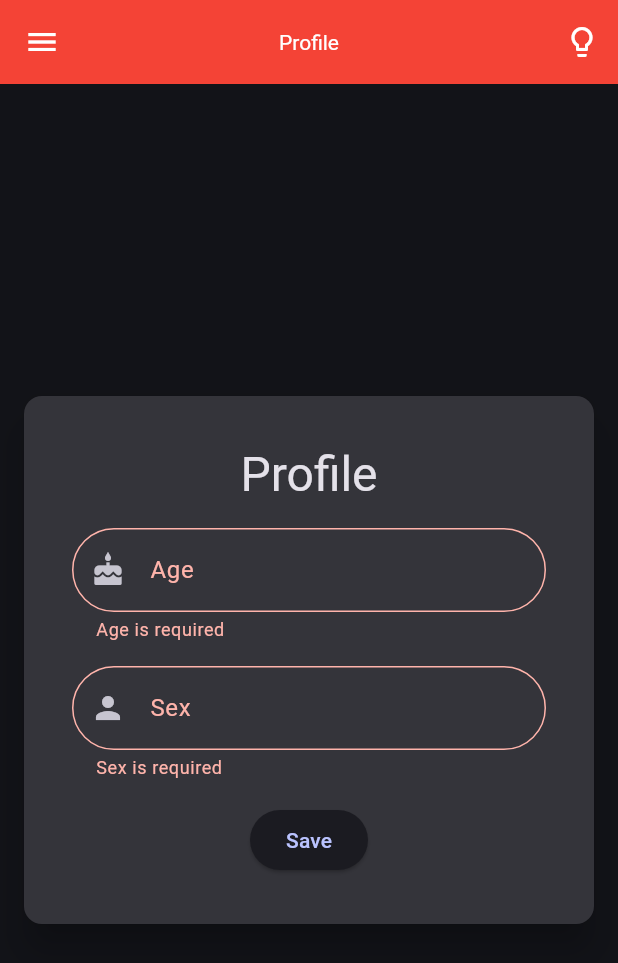
After one commit to dragospaulpop-teach/flutter-tic-tac-toe, a Flutter app: the Profile screen opened by its route, after a tap on "Save", on a phone screen of 412 x 824 dp. The commit adds this screen. Shown: the top 963 px of the screen. Run offline on Flutter 3.47's test engine with Material 3 defaults, Android fonts, the phone set to English and light mode, and no system bars; our stand-ins replace cloud_firestore, firebase_auth, firebase_core, shared_preferences; accounts and stored records are empty; generated files the repository leaves out were written again.

Commit message:
profile page with firestore

```diff
--- /dev/null
+++ b/lib/app_drawer.dart
@@ -0,0 +1,35 @@
+import 'package:firebase_auth/firebase_auth.dart';
+import 'package:flutter/material.dart';
+
+class AppDrawer extends StatelessWidget {
+  const AppDrawer({
+    super.key,
+  });
+
+  void logout() {
+    FirebaseAuth.instance.signOut();
+  }
+
+  @override
+  Widget build(BuildContext context) {
+    return Drawer(
+      child: Column(
+        children: [
+          ListTile(
+            title: const Text('Profile'),
+            onTap: () => Navigator.pushNamed(context, '/profile'),
+          ),
+          ListTile(
+            title: const Text('Game'),
+            onTap: () => Navigator.pushNamed(context, '/game'),
+          ),
+          Expanded(child: Container()),
+          ListTile(
+            title: const Text('Logout'),
+            onTap: () => logout(),
+          ),
+        ],
+      ),
+    );
+  }
+}
--- a/lib/game_screen.dart
+++ b/lib/game_screen.dart
@@ -1,6 +1,6 @@
-import 'package:firebase_auth/firebase_auth.dart';
 import 'package:flutter/material.dart';
 import 'package:tic_tac_toe/app_bar.dart';
+import 'package:tic_tac_toe/app_drawer.dart';
 import 'package:tic_tac_toe/my_row.dart';
 
 class GameScreen extends StatefulWidget {
@@ -105,18 +105,13 @@ class _GameScreenState extends State<GameScreen> {
     return false;
   }
 
-  void logout() {
-    FirebaseAuth.instance.signOut();
-  }
-
   @override
   Widget build(BuildContext context) {
     return Scaffold(
       appBar: const CustomAppBar(title: 'TIC TAC TOE URA 2024 - GAME'),
+      drawer: const AppDrawer(),
       body: Column(
         children: [
-          ElevatedButton(
-              onPressed: () => logout(), child: const Text("logout")),
           Text(
             "Current player : $currentPlayer",
             style: Theme.of(context).textTheme.displayLarge?.copyWith(
--- a/lib/main.dart
+++ b/lib/main.dart
@@ -5,6 +5,7 @@ import 'package:shared_preferences/shared_preferences.dart';
 import 'package:tic_tac_toe/auth_notifier.dart';
 import 'package:tic_tac_toe/game_screen.dart';
 import 'package:tic_tac_toe/home_screen.dart';
+import 'package:tic_tac_toe/profile.dart';
 import 'package:tic_tac_toe/sign_in_form.dart';
 import 'package:tic_tac_toe/sign_up_form.dart';
 import 'package:tic_tac_toe/theme_notifier.dart';
@@ -95,6 +96,7 @@ class _MainAppState extends State<MainApp> {
             '/login': (context) => const SignInForm(),
             '/register': (context) => SignUpForm(),
             '/game': (context) => const GameScreen(),
+            '/profile': (context) => const Profile(),
           });
     });
   }
--- /dev/null
+++ b/lib/profile.dart
@@ -0,0 +1,145 @@
+import 'package:cloud_firestore/cloud_firestore.dart';
+import 'package:firebase_auth/firebase_auth.dart';
+import 'package:flutter/material.dart';
+import 'package:flutter/services.dart';
+import 'package:tic_tac_toe/app_bar.dart';
+import 'package:tic_tac_toe/app_drawer.dart';
+
+class Profile extends StatefulWidget {
+  const Profile({super.key});
+
+  @override
+  State<Profile> createState() => _ProfileState();
+}
+
+class _ProfileState extends State<Profile> {
+  final GlobalKey<FormState> _formKey = GlobalKey<FormState>();
+  final TextEditingController ageController = TextEditingController();
+  final TextEditingController sexController = TextEditingController();
+
+  Future<void> saveProfile() async {
+    await FirebaseFirestore.instance
+        .collection('users')
+        .doc(FirebaseAuth.instance.currentUser!.uid)
+        .update({
+      'age': ageController.text,
+      'sex': sexController.text,
+      'updatedAt': DateTime.now().toIso8601String(),
+    });
+  }
+
+  @override
+  void initState() {
+    super.initState();
+    setupProfileListener();
+  }
+
+  void setupProfileListener() {
+    FirebaseFirestore.instance
+        .collection('users')
+        .doc(FirebaseAuth.instance.currentUser!.uid)
+        .snapshots()
+        .listen((snapshot) {
+      if (snapshot.exists) {
+        ageController.text = snapshot.data()!['age'];
+        sexController.text = snapshot.data()!['sex'];
+      }
+    });
+  }
+
+  @override
+  Widget build(BuildContext context) {
+    return Scaffold(
+        appBar: const CustomAppBar(title: 'Profile'),
+        drawer: const AppDrawer(),
+        body: Center(
+          child: Card(
+            elevation: 10,
+            color: Theme.of(context).colorScheme.surfaceContainerHighest,
+            borderOnForeground: true,
+            margin: const EdgeInsets.all(16),
+            child: Padding(
+              padding: const EdgeInsets.all(16),
+              child: Form(
+                key: _formKey,
+                child: Padding(
+                    padding: const EdgeInsets.all(16),
+                    child: Column(
+                        mainAxisSize: MainAxisSize.min,
+                        mainAxisAlignment: MainAxisAlignment.center,
+                        children: [
+                          Text('Profile',
+                              style: Theme.of(context).textTheme.headlineLarge),
+                          const SizedBox(height: 16),
+                          TextFormField(
+                            keyboardType: TextInputType.number,
+                            inputFormatters: [
+                              FilteringTextInputFormatter.digitsOnly,
+                            ],
+                            validator: (value) {
+                              if (value == null || value.isEmpty) {
+                                return 'Age is required';
+                              } else if (int.parse(value) < 18) {
+                                return 'You must be at least 18 years old';
+                              }
+                              return null;
+                            },
+                            onChanged: (value) {
+                              _formKey.currentState?.validate();
+                            },
+                            onFieldSubmitted: (_) {
+                              _formKey.currentState?.validate();
+                            },
+                            controller: ageController,
+                            decoration: const InputDecoration(
+                              prefixIcon: Icon(Icons.cake),
+                              labelText: 'Age',
+                              border: OutlineInputBorder(
+                                borderRadius: BorderRadius.all(
+                                  Radius.circular(100.0),
+                                ),
+                              ),
+                            ),
+                          ),
+                          const SizedBox(height: 16),
+                          TextFormField(
+                            controller: sexController,
+                            decoration: const InputDecoration(
+                              prefixIcon: Icon(Icons.person),
+                              labelText: 'Sex',
+                              border: OutlineInputBorder(
+                                borderRadius: BorderRadius.all(
+                                  Radius.circular(100.0),
+                                ),
+                              ),
+                            ),
+                            onChanged: (value) {
+                              _formKey.currentState?.validate();
+                            },
+                            onFieldSubmitted: (_) {
+                              _formKey.currentState?.validate();
+                            },
+                            validator: (value) {
+                              if (value == null || value.isEmpty) {
+                                return 'Sex is required';
+                              } else if (value != 'male' && value != 'female') {
+                                return 'Sex must be male or female';
+                              }
+                              return null;
+                            },
+                          ),
+                          const SizedBox(height: 16),
+                          ElevatedButton(
+                            onPressed: () {
+                              _formKey.currentState?.validate();
+                              saveProfile();
+                            },
+                            child: const Text('Save'),
+                          ),
+                        ])),
+              ),
+            ),
+          ),
+        ));
+  }
+}
--- a/lib/sign_up_form.dart
+++ b/lib/sign_up_form.dart
@@ -1,3 +1,4 @@
+import 'package:cloud_firestore/cloud_firestore.dart';
 import 'package:firebase_auth/firebase_auth.dart';
 import 'package:flutter/material.dart';
 import 'package:tic_tac_toe/app_bar.dart';
@@ -11,8 +12,19 @@ class SignUpForm extends StatelessWidget {
 
   void register(BuildContext context) async {
     try {
-      await FirebaseAuth.instance.createUserWithEmailAndPassword(
-          email: emailController.text, password: passwordController.text);
+      UserCredential userCredential = await FirebaseAuth.instance
+          .createUserWithEmailAndPassword(
+              email: emailController.text, password: passwordController.text);
+
+      await FirebaseFirestore.instance
+          .collection('users')
+          .doc(userCredential.user!.uid)
+          .set({
+        'uid': userCredential.user!.uid,
+        'email': emailController.text,
+        'createdAt': DateTime.now().toIso8601String(),
+        'updatedAt': DateTime.now().toIso8601String(),
+      });
     } on FirebaseAuthException catch (err) {
       if (!context.mounted) return;
       ScaffoldMessenger.of(context).showSnackBar(SnackBar(
--- a/pubspec.yaml
+++ b/pubspec.yaml
@@ -13,6 +13,7 @@ dependencies:
   firebase_core: ^3.7.0
   provider: ^6.1.2
   shared_preferences: ^2.3.3
+  cloud_firestore: ^5.5.1
 
 dev_dependencies:
   flutter_test:
```
Also changed, not shown: pubspec.lock, 3 other files.
